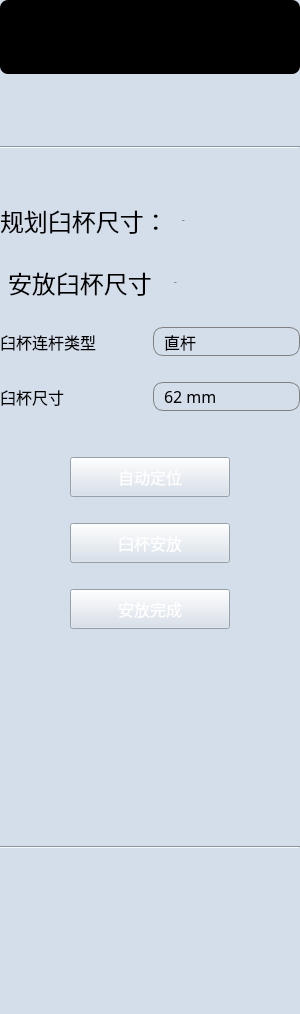
zhaomengxiao/LancetMITK-Adition, file Plugins/org.mitk.lancet.putmolarcupprosthesis/src/internal/QPutMolarCupProsthesisControls.ui: the form before one commit.
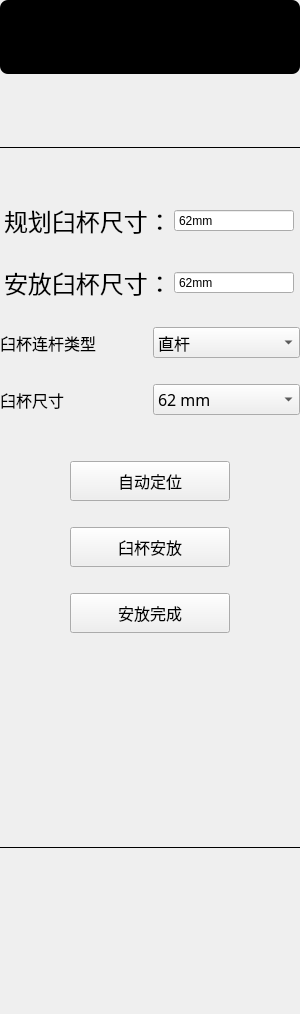
The form after the commit. Icons and pictures are not drawn.

The edit to the form file:
```diff
--- a/Plugins/org.mitk.lancet.putmolarcupprosthesis/src/internal/QPutMolarCupProsthesisControls.ui
+++ b/Plugins/org.mitk.lancet.putmolarcupprosthesis/src/internal/QPutMolarCupProsthesisControls.ui
@@ -32,7 +32,7 @@
    <string>硬件准备</string>
   </property>
   <property name="styleSheet">
-   <string notr="true">background:#d4deea;</string>
+   <string notr="true"/>
   </property>
   <property name="currentIndex" stdset="0">
    <number>0</number>
@@ -103,8 +103,10 @@
        </size>
       </property>
       <property name="styleSheet">
-       <string notr="true">border-image: url(:/org.mitk.lancet.putmolarcupprosthesis/image/fenge.png);
-</string>
+       <string notr="true"/>
+      </property>
+      <property name="frameShadow">
+       <enum>QFrame::Plain</enum>
       </property>
       <property name="orientation">
        <enum>Qt::Horizontal</enum>
@@ -136,13 +138,13 @@
        <widget class="QLabel" name="label_4">
         <property name="minimumSize">
          <size>
-          <width>150</width>
+          <width>160</width>
           <height>0</height>
          </size>
         </property>
         <property name="maximumSize">
          <size>
-          <width>16777215</width>
+          <width>160</width>
           <height>16777215</height>
          </size>
         </property>
@@ -165,6 +167,12 @@
       </item>
       <item>
        <widget class="QDoubleSpinBox" name="doubleSpinBox_PlanCupSize">
+        <property name="minimumSize">
+         <size>
+          <width>120</width>
+          <height>0</height>
+         </size>
+        </property>
         <property name="maximumSize">
          <size>
           <width>120</width>
@@ -174,18 +182,13 @@
         <property name="font">
          <font>
           <family>Arial</family>
-          <pointsize>-1</pointsize>
           <weight>50</weight>
           <italic>false</italic>
           <bold>false</bold>
          </font>
         </property>
         <property name="styleSheet">
-         <string notr="true">QDoubleSpinBox{
-border-radius: 5px;
-background-color: transparent;
-font:36px 'Arial';
-}</string>
+         <string notr="true"/>
         </property>
         <property name="readOnly">
          <bool>true</bool>
@@ -234,13 +237,13 @@
        <widget class="QLabel" name="label_5">
         <property name="minimumSize">
          <size>
-          <width>150</width>
+          <width>160</width>
           <height>0</height>
          </size>
         </property>
         <property name="maximumSize">
          <size>
-          <width>96</width>
+          <width>160</width>
           <height>16777215</height>
          </size>
         </property>
@@ -260,6 +263,12 @@
       </item>
       <item>
        <widget class="QDoubleSpinBox" name="doubleSpinBox_ActualCupSize">
+        <property name="minimumSize">
+         <size>
+          <width>120</width>
+          <height>0</height>
+         </size>
+        </property>
         <property name="maximumSize">
          <size>
           <width>120</width>
@@ -269,18 +278,13 @@
         <property name="font">
          <font>
           <family>Arial</family>
-          <pointsize>-1</pointsize>
           <weight>50</weight>
           <italic>false</italic>
           <bold>false</bold>
          </font>
         </property>
         <property name="styleSheet">
-         <string notr="true">QDoubleSpinBox{
-border-radius: 5px;
-background-color: transparent;
-font:36px 'Arial';
-}</string>
+         <string notr="true"/>
         </property>
         <property name="readOnly">
          <bool>true</bool>
@@ -341,20 +345,7 @@
          </font>
         </property>
         <property name="styleSheet">
-         <string notr="true">QComboBox {
-    border: 1px solid gray;
-    border-radius: 10px;
-    padding: 1px 2px 1px 10px; 
-}
-QComboBox::drop-down {
-    subcontrol-origin: padding;
-    subcontrol-position: top right; 
-    border-left-width: 1px;
-    border-left-color: darkgray;
-}
-QComboBox::down-arrow {    
-	image: url(:/org.mitk.lancet.putmolarcupprosthesis/login/down1.png);
-}</string>
+         <string notr="true"/>
         </property>
         <item>
          <property name="text">
@@ -412,24 +403,7 @@
          </font>
         </property>
         <property name="styleSheet">
-         <string notr="true">QComboBox {
-    border: 1px solid gray;
-    border-radius: 10px;
-    padding: 1px 2px 1px 10px; 
-}
-QComboBox::drop-down {
-    subcontrol-origin: padding;
-    subcontrol-position: top right; 
-    border-left-width: 1px;
-    border-left-color: darkgray;
-}
-QComboBox::down-arrow {    
-	image: url(:/org.mitk.lancet.putmolarcupprosthesis/login/down1.png);
-}
-QComboBox QAbstractItemView::item { 
-	min-height: 20px; 
-}
-</string>
+         <string notr="true"/>
         </property>
         <property name="currentText">
          <string>62 mm</string>
@@ -543,24 +517,7 @@
          </font>
         </property>
         <property name="styleSheet">
-         <string notr="true">QPushButton{
-	border-image: url(:/org.mitk.lancet.putmolarcupprosthesis/image/default.png);
-	color:white;
-}
-QPushButton::hover
-{
-	border-image: url(:/org.mitk.lancet.putmolarcupprosthesis/image/on.png);
-	color:balck;
-}
-QPushButton::disabled
-{
-	border-image: url(:/org.mitk.lancet.putmolarcupprosthesis/image/disabled.png);	
-	color: rgb(153, 153, 153);
-}
-QPushButton:pressed{
-	padding-left:6px;
-	padding-top:6px;
-}</string>
+         <string notr="true"/>
         </property>
         <property name="text">
          <string>自动定位</string>
@@ -634,24 +591,7 @@
          </font>
         </property>
         <property name="styleSheet">
-         <string notr="true">QPushButton{
-	border-image: url(:/org.mitk.lancet.putmolarcupprosthesis/image/default.png);
-	color:white;
-}
-QPushButton::hover
-{
-	border-image: url(:/org.mitk.lancet.putmolarcupprosthesis/image/on.png);
-	color:balck;
-}
-QPushButton::disabled
-{
-	border-image: url(:/org.mitk.lancet.putmolarcupprosthesis/image/disabled.png);	
-	color: rgb(153, 153, 153);
-}
-QPushButton:pressed{
-	padding-left:6px;
-	padding-top:6px;
-}</string>
+         <string notr="true"/>
         </property>
         <property name="text">
          <string>臼杯安放</string>
@@ -719,24 +659,7 @@
          </font>
         </property>
         <property name="styleSheet">
-         <string notr="true">QPushButton{
-	border-image: url(:/org.mitk.lancet.putmolarcupprosthesis/image/default.png);
-	color:white;
-}
-QPushButton::hover
-{
-	border-image: url(:/org.mitk.lancet.putmolarcupprosthesis/image/on.png);
-	color:balck;
-}
-QPushButton::disabled
-{
-	border-image: url(:/org.mitk.lancet.putmolarcupprosthesis/image/disabled.png);	
-	color: rgb(153, 153, 153);
-}
-QPushButton:pressed{
-	padding-left:6px;
-	padding-top:6px;
-}</string>
+         <string notr="true"/>
         </property>
         <property name="text">
          <string>安放完成</string>
@@ -780,8 +703,10 @@
        </size>
       </property>
       <property name="styleSheet">
-       <string notr="true">border-image: url(:/org.mitk.lancet.putmolarcupprosthesis/image/fenge.png);
-</string>
+       <string notr="true"/>
+      </property>
+      <property name="frameShadow">
+       <enum>QFrame::Plain</enum>
       </property>
       <property name="orientation">
        <enum>Qt::Horizontal</enum>
```
Left out of the diff: 4 changed lines with no effect on the pictures.
